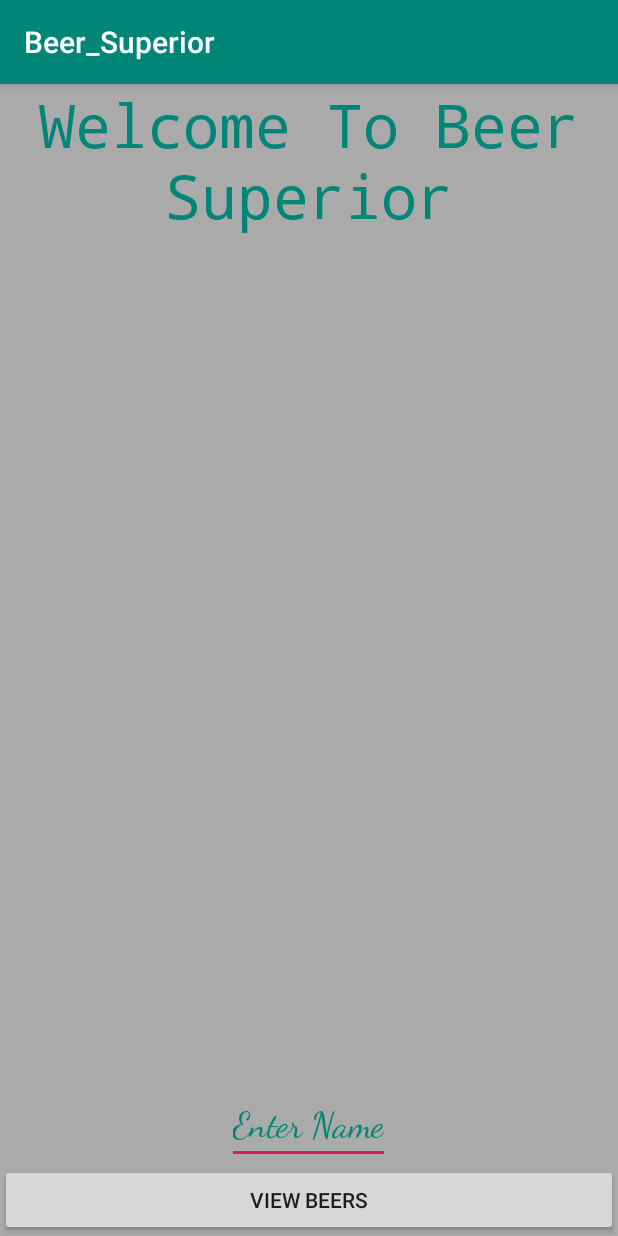
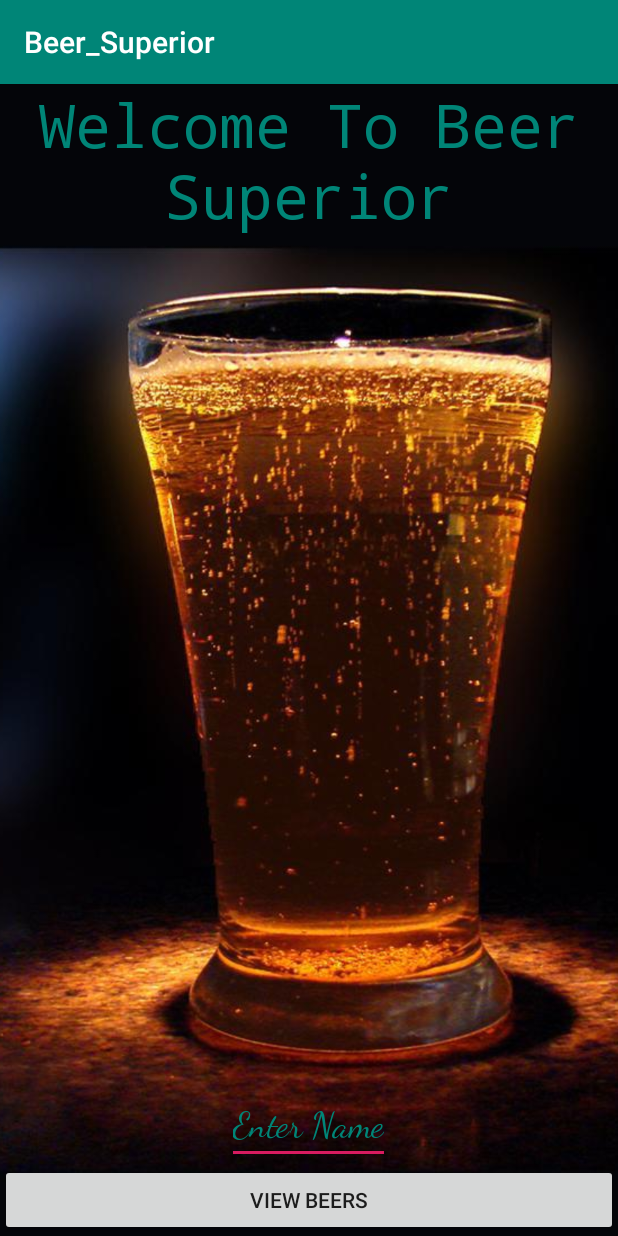
Before and after one commit to DENNINGKEVIN/Beer, an Android app: the screen it shows after launch (MainActivity), on a phone screen of 412 x 824 dp. Run offline under Robolectric (Android 15) with nearby library versions, the phone set to English and light mode, and no system bars; our stand-ins replace ButterKnife.

Commit message:
add picture as background of main activity layout

```diff
--- a/app/src/main/res/layout/activity_main.xml
+++ b/app/src/main/res/layout/activity_main.xml
@@ -9,12 +9,12 @@
     android:background="@android:color/darker_gray"
     >
 
-    <!--    <ImageView-->
-    <!--        android:layout_width="wrap_content"-->
-    <!--        android:layout_height="match_parent"-->
-    <!--        android:id="@+id/imageView"-->
-    <!--        android:src="@drawable/beer1"-->
-    <!--        android:scaleType="centerCrop" />-->
+        <ImageView
+            android:layout_width="wrap_content"
+            android:layout_height="match_parent"
+            android:id="@+id/imageView"
+            android:src="@drawable/beer1"
+            android:scaleType="centerCrop" />
 
     <Button
         android:layout_width="match_parent"
```
